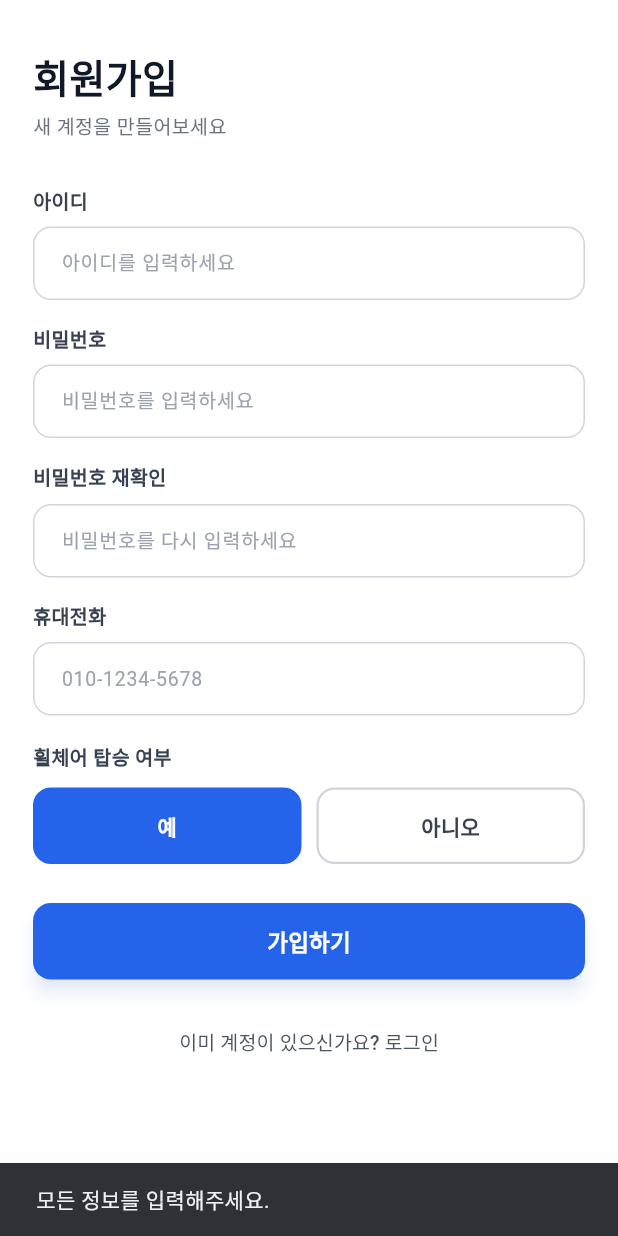
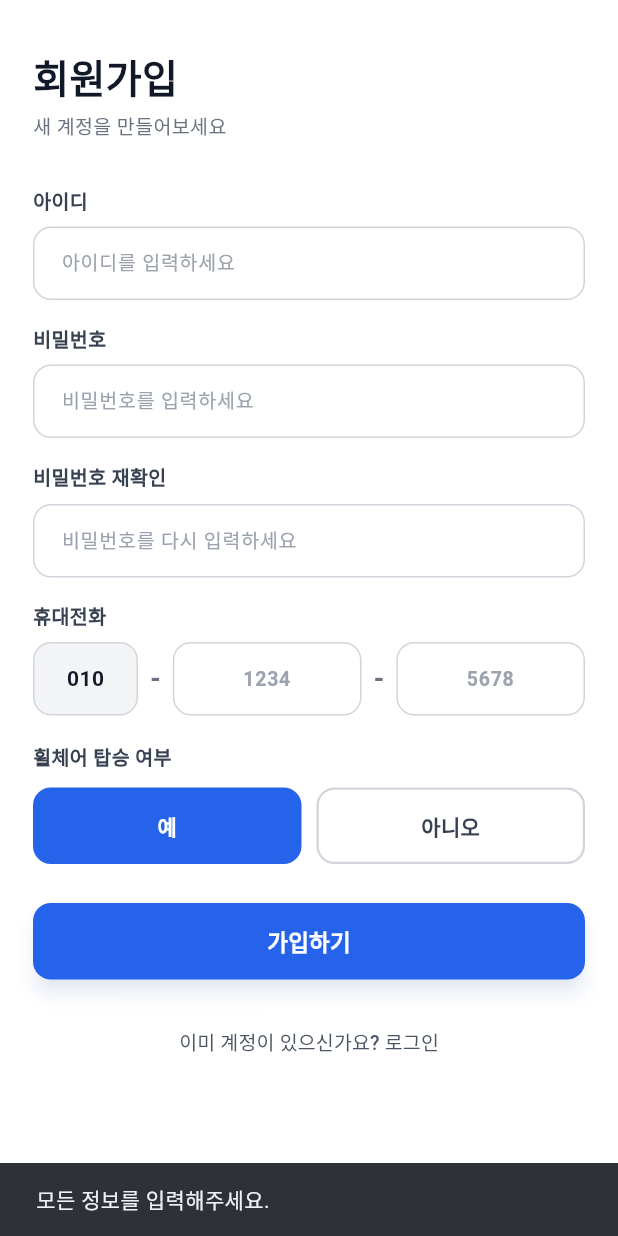
Before and after one commit to dhtmddn04/designthinking, a Flutter app: the SignupView widget shown alone on an empty page, opened directly with empty values, after a tap on "가입하기", on a phone screen of 412 x 824 dp. Run offline on Flutter 3.47's test engine with Material 3 defaults, Android fonts, the phone set to English and light mode, and no system bars; our stand-ins replace geolocator, shared_preferences; accounts and stored records are empty; network calls fail.

Commit message:
회원가입 전화번호 입력 형식 제한

```diff
--- a/lib/screens/profile_screen.dart
+++ b/lib/screens/profile_screen.dart
@@ -1,4 +1,5 @@
 import 'package:flutter/material.dart';
+import 'package:flutter/services.dart';
 import '../services/api_service.dart';
 
 // ─────────────────────────────────────────────
@@ -485,7 +486,6 @@ class _LoginViewState extends State<LoginView> {
 // ─────────────────────────────────────────────
 // 회원가입 화면
 // ─────────────────────────────────────────────
-
 class SignupView extends StatefulWidget {
   final VoidCallback onBackToLogin;
 
@@ -500,7 +500,10 @@ class _SignupViewState extends State<SignupView> {
   final TextEditingController _passwordController = TextEditingController();
   final TextEditingController _passwordConfirmController =
       TextEditingController();
-  final TextEditingController _phoneController = TextEditingController();
+
+  final TextEditingController _phoneMiddleController = TextEditingController();
+  final TextEditingController _phoneLastController = TextEditingController();
+  final FocusNode _phoneLastFocusNode = FocusNode();
 
   bool _needsWheelchair = true;
 
@@ -509,8 +512,51 @@ class _SignupViewState extends State<SignupView> {
     _usernameController.dispose();
     _passwordController.dispose();
     _passwordConfirmController.dispose();
-    _phoneController.dispose();
+    _phoneMiddleController.dispose();
+    _phoneLastController.dispose();
+    _phoneLastFocusNode.dispose();
     super.dispose();
+  }
+
+  Widget _buildPhonePartField({
+    required TextEditingController controller,
+    required String hintText,
+    FocusNode? focusNode,
+    void Function(String)? onChanged,
+  }) {
+    return TextField(
+      controller: controller,
+      focusNode: focusNode,
+      keyboardType: TextInputType.number,
+      textAlign: TextAlign.center,
+      maxLength: 4,
+      inputFormatters: [
+        FilteringTextInputFormatter.digitsOnly,
+        LengthLimitingTextInputFormatter(4),
+      ],
+      onChanged: onChanged,
+      style: const TextStyle(fontSize: 14, fontWeight: FontWeight.w600),
+      decoration: InputDecoration(
+        counterText: '',
+        hintText: hintText,
+        hintStyle: const TextStyle(color: Color(0xFF9CA3AF), fontSize: 13),
+        filled: true,
+        fillColor: Colors.white,
+        contentPadding: const EdgeInsets.symmetric(horizontal: 12, vertical: 14),
+        border: OutlineInputBorder(
+          borderRadius: BorderRadius.circular(12),
+          borderSide: const BorderSide(color: Color(0xFFD1D5DB)),
+        ),
+        enabledBorder: OutlineInputBorder(
+          borderRadius: BorderRadius.circular(12),
+          borderSide: const BorderSide(color: Color(0xFFD1D5DB)),
+        ),
+        focusedBorder: OutlineInputBorder(
+          borderRadius: BorderRadius.circular(12),
+          borderSide: const BorderSide(color: Color(0xFF2563EB), width: 1.7),
+        ),
+      ),
+    );
   }
 
   @override
@@ -569,10 +615,67 @@ class _SignupViewState extends State<SignupView> {
 
               _buildLabel('휴대전화'),
               const SizedBox(height: 8),
-              _buildTextField(
-                controller: _phoneController,
-                hintText: '010-1234-5678',
-                keyboardType: TextInputType.phone,
+              Row(
+                children: [
+                  Container(
+                    width: 70,
+                    height: 49,
+                    alignment: Alignment.center,
+                    decoration: BoxDecoration(
+                      color: const Color(0xFFF3F4F6),
+                      borderRadius: BorderRadius.circular(12),
+                      border: Border.all(color: const Color(0xFFD1D5DB)),
+                    ),
+                    child: const Text(
+                      '010',
+                      style: TextStyle(
+                        fontSize: 14,
+                        fontWeight: FontWeight.w700,
+                        color: Color(0xFF111827),
+                      ),
+                    ),
+                  ),
+                  const Padding(
+                    padding: EdgeInsets.symmetric(horizontal: 8),
+                    child: Text(
+                      '-',
+                      style: TextStyle(
+                        fontSize: 18,
+                        fontWeight: FontWeight.w700,
+                        color: Color(0xFF6B7280),
+                      ),
+                    ),
+                  ),
+                  Expanded(
+                    child: _buildPhonePartField(
+                      controller: _phoneMiddleController,
+                      hintText: '1234',
+                      onChanged: (value) {
+                        if (value.length == 4) {
+                          _phoneLastFocusNode.requestFocus();
+                        }
+                      },
+                    ),
+                  ),
+                  const Padding(
+                    padding: EdgeInsets.symmetric(horizontal: 8),
+                    child: Text(
+                      '-',
+                      style: TextStyle(
+                        fontSize: 18,
+                        fontWeight: FontWeight.w700,
+                        color: Color(0xFF6B7280),
+                      ),
+                    ),
+                  ),
+                  Expanded(
+                    child: _buildPhonePartField(
+                      controller: _phoneLastController,
+                      hintText: '5678',
+                      focusNode: _phoneLastFocusNode,
+                    ),
+                  ),
+                ],
               ),
 
               const SizedBox(height: 18),
@@ -617,14 +720,24 @@ class _SignupViewState extends State<SignupView> {
                   final password = _passwordController.text.trim();
                   final passwordConfirm = _passwordConfirmController.text
                       .trim();
-                  final phone = _phoneController.text.trim();
+                  final phoneMiddle = _phoneMiddleController.text.trim();
+                  final phoneLast = _phoneLastController.text.trim();
+                  final phone = '010-$phoneMiddle-$phoneLast';
 
                   if (username.isEmpty ||
                       password.isEmpty ||
                       passwordConfirm.isEmpty ||
-                      phone.isEmpty) {
+                      phoneMiddle.isEmpty ||
+                      phoneLast.isEmpty) {
                     ScaffoldMessenger.of(context).showSnackBar(
                       const SnackBar(content: Text('모든 정보를 입력해주세요.')),
+                    );
+                    return;
+                  }
+
+                  if (phoneMiddle.length != 4 || phoneLast.length != 4) {
+                    ScaffoldMessenger.of(context).showSnackBar(
+                      const SnackBar(content: Text('휴대전화 번호는 4자리씩 입력해주세요.')),
                     );
                     return;
                   }
```
Also changed, not shown: 1 other file.
